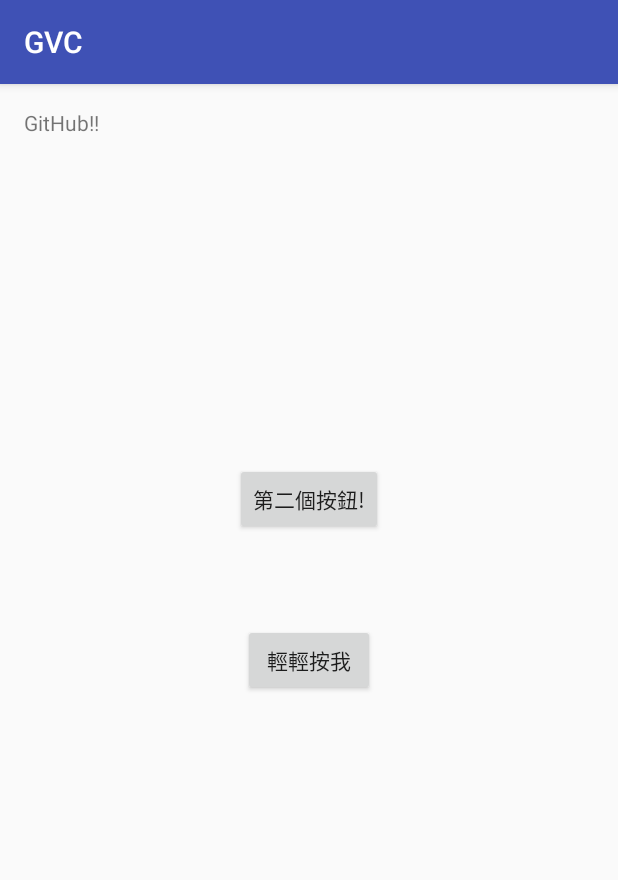
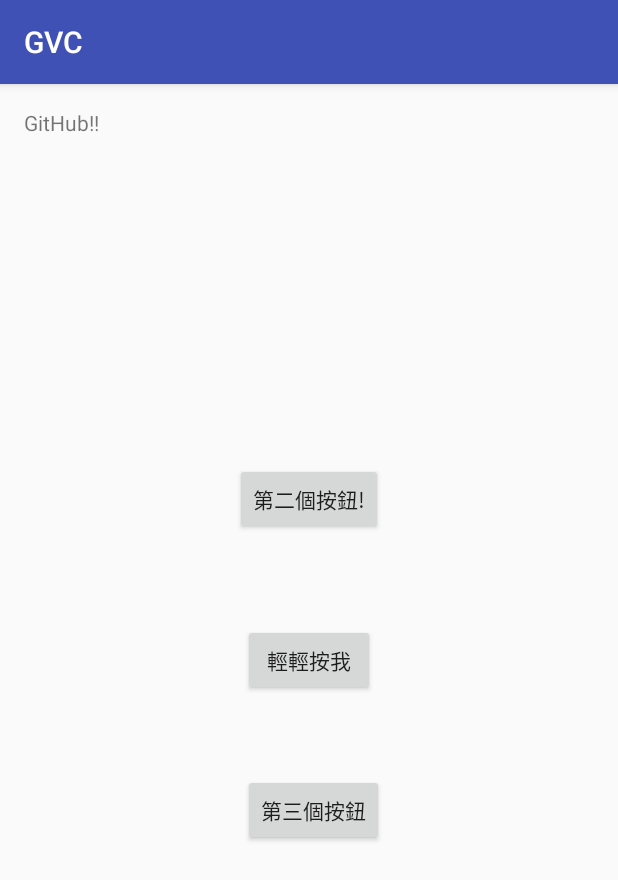
Before and after one commit to java7sparrow7development/SE-GitB-Project, an Android app: the screen it shows after launch (MainActivity), on a phone screen of 412 x 824 dp. Shown: the top 880 px of the screen. Run offline under Robolectric (Android 15) with nearby library versions, the phone set to English and light mode, and no system bars.

Commit message:
新增第三個按鈕

```diff
--- a/app/src/main/res/layout/activity_main.xml
+++ b/app/src/main/res/layout/activity_main.xml
@@ -31,4 +31,14 @@
         android:id="@+id/button2"
         android:layout_above="@+id/button"
         android:layout_centerHorizontal="true" />
+
+    <Button
+        android:text="第三個按鈕"
+        android:layout_width="wrap_content"
+        android:layout_height="wrap_content"
+        android:layout_marginTop="52dp"
+        android:id="@+id/button3"
+        android:layout_below="@+id/button"
+        android:layout_alignStart="@+id/button" />
+
 </RelativeLayout>
```
